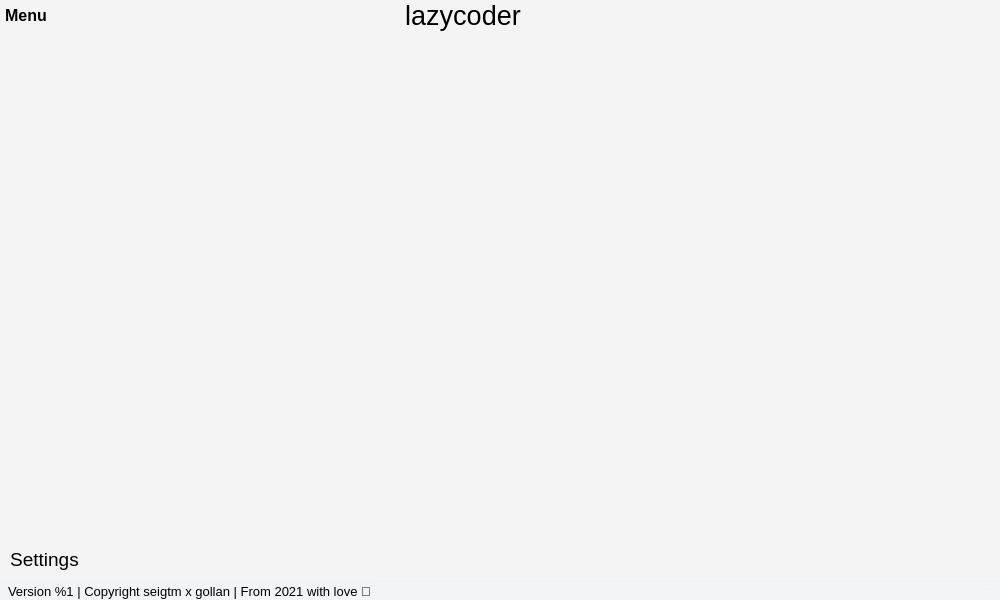
Above: src/windows/mainwindow/mainwindow.ui from GRPilot/lazycoder before the change. Below: the same form after it.
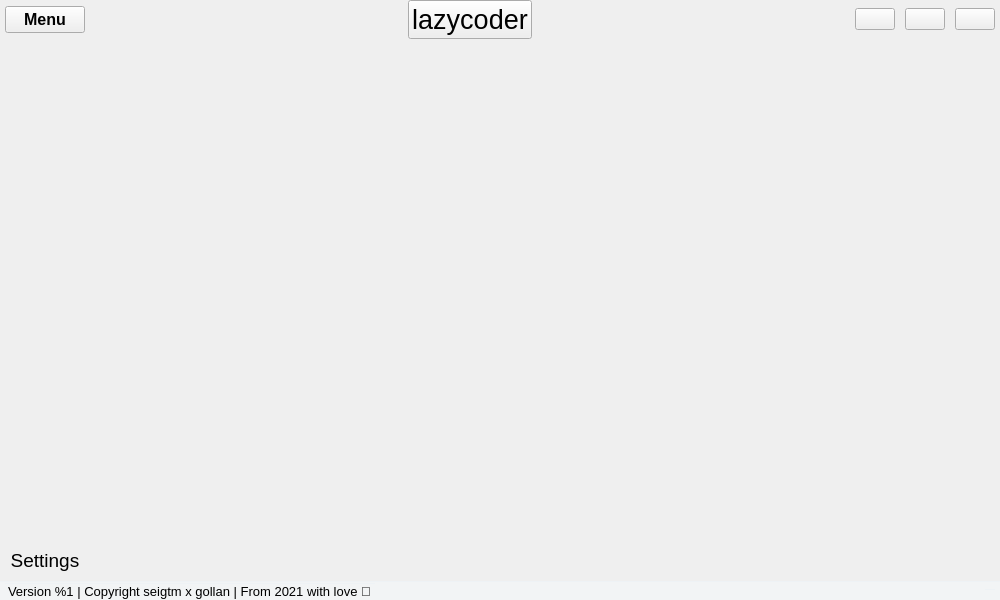
That is the form after the change. Icons and pictures are not drawn.

```diff
--- a/src/windows/mainwindow/mainwindow.ui
+++ b/src/windows/mainwindow/mainwindow.ui
@@ -15,36 +15,7 @@
    <string>lazycoder</string>
   </property>
   <property name="styleSheet">
-   <string notr="true">/* Main app style */
-* {
-	background-color: rgb(244,244,244);
-	border: none;
-}
-
-/* Menu buttons style */
-QFrame#menu QPushButton {
-	/* border: none; */
-	padding: 5px;
-}
-/* Menu buttons style on hover */
-QFrame#menu QPushButton::hover {
-	border: 1px solid black;
-	border-radius: 5px;
-}
-/* Menu buttons style when checked */
-QFrame#menu QPushButton::checked {
-	background-color: rgb(220,220,220);
-	border-radius: 5px;
-}
-/* Window control buttons style  */
-QFrame#headerRight QPushButton {
-	/* Your styles here */
-}
-
-/* Content widget style (page placeholder) */
-QWidget#widget {
-	background-color: white;
-}</string>
+   <string notr="true"/>
   </property>
   <widget class="QWidget" name="mainWidget">
    <property name="contextMenuPolicy">
@@ -131,7 +102,6 @@
             <property name="font">
              <font>
               <pointsize>12</pointsize>
-              <weight>75</weight>
               <bold>true</bold>
              </font>
             </property>
```
